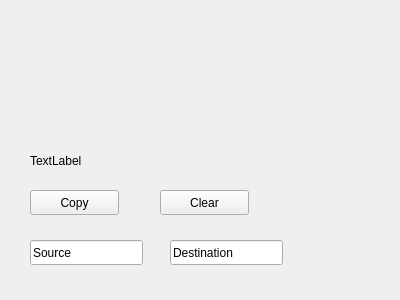
The window that fisual/widget.ui (numer140466/repa) describes before a commit, drawn with Qt 5.
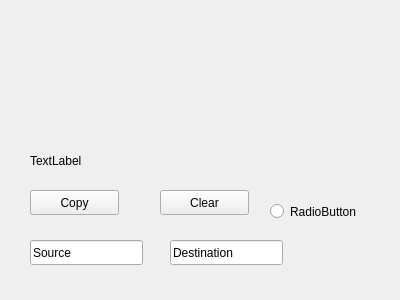
The same window after the commit.

The edit to the form file:
```diff
--- a/fisual/widget.ui
+++ b/fisual/widget.ui
@@ -78,6 +78,30 @@
     <string>TextLabel</string>
    </property>
   </widget>
+  <widget class="QWidget" name="verticalLayoutWidget">
+   <property name="geometry">
+    <rect>
+     <x>10</x>
+     <y>10</y>
+     <width>160</width>
+     <height>80</height>
+    </rect>
+   </property>
+   <layout class="QVBoxLayout" name="verticalLayout"/>
+  </widget>
+  <widget class="QRadioButton" name="radioButton">
+   <property name="geometry">
+    <rect>
+     <x>270</x>
+     <y>200</y>
+     <width>112</width>
+     <height>23</height>
+    </rect>
+   </property>
+   <property name="text">
+    <string>RadioButton</string>
+   </property>
+  </widget>
  </widget>
  <layoutdefault spacing="6" margin="11"/>
  <resources/>
```
